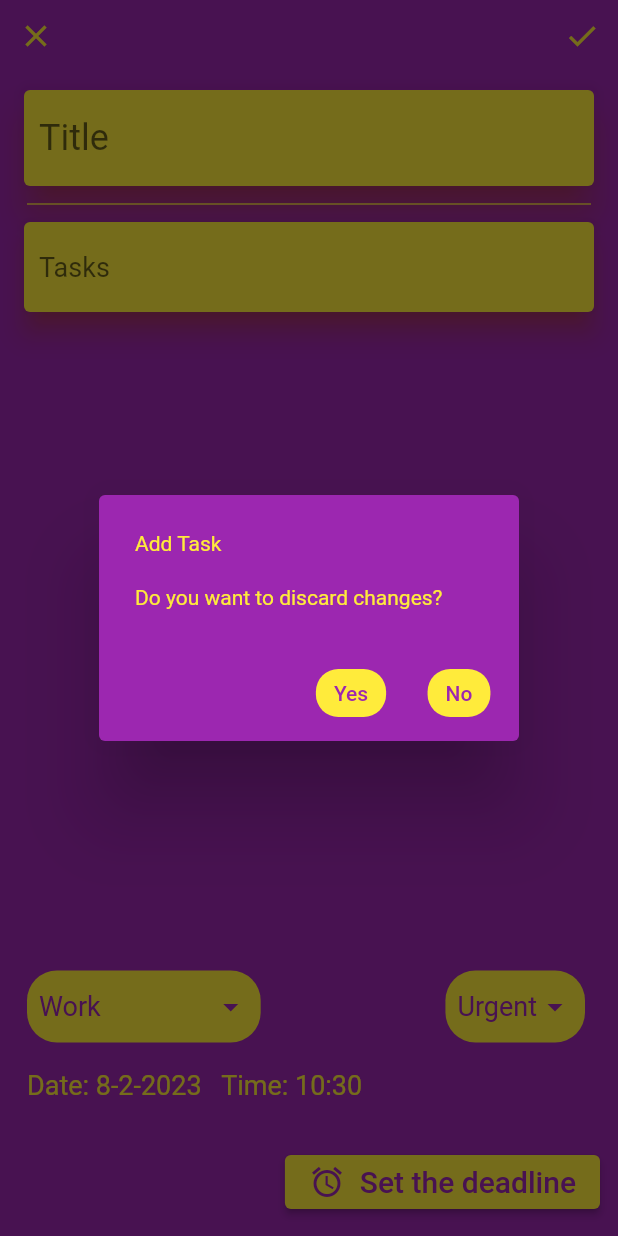
After one commit to SainiJapneet/TaskManagementApp, a Flutter app: the AddPageSheet screen opened by its route, after a tap on the "close" icon, on a phone screen of 412 x 824 dp. The commit adds this screen. Run offline on Flutter 3.47's test engine with Material 2 defaults, Android fonts, the phone set to English and light mode, and no system bars; missing offline and left inert: logo_n_spinner.

Commit message:
added New Task Screens

```diff
--- a/lib/constants/Routes.dart
+++ b/lib/constants/Routes.dart
@@ -1,4 +1,5 @@
 class Routes {
+  static const String addTaskScreen = "/addtaskscreen";
   static const String homeScreen = "/homescreen";
   static const String loginScreen = "/loginscreen";
   static const String onBoardingScreen1 = "/onboarding1";
--- /dev/null
+++ b/lib/floatingActionButton/add_page_sheet.dart
@@ -0,0 +1,39 @@
+import 'package:task_management_app/floatingActionButton/add_task.dart';
+import 'package:task_management_app/floatingActionButton/date_and_time.dart';
+import 'package:task_management_app/floatingActionButton/save_and_discard.dart';
+import 'package:task_management_app/floatingActionButton/task_title.dart';
+import 'package:task_management_app/floatingActionButton/type_and_priority.dart';
+import 'package:flutter/material.dart';
+import 'package:task_management_app/floatingActionButton/save_and_discard.dart';
+import 'package:task_management_app/floatingActionButton/task_title.dart';
+
+class AddPageSheet extends StatelessWidget {
+  const AddPageSheet({super.key});
+
+  @override
+  Widget build(BuildContext context) {
+    return Scaffold(
+      body: SafeArea(
+        child: Container(
+          color: Colors.purple,
+          width: MediaQuery.of(context).size.width,
+          height: MediaQuery.of(context).size.height,
+          child: Column(children: const [
+            SaveAndDiscard(),
+            TaskTitle(),
+            Padding(
+              padding: EdgeInsets.symmetric(horizontal: 18.0),
+              child: Divider(
+                color: Colors.yellow,
+                thickness: 0.9,
+              ),
+            ),
+            AddTask(),
+            TypeAndPriority(),
+            DateAndTime()
+          ]),
+        ),
+      ),
+    );
+  }
+}
--- /dev/null
+++ b/lib/floatingActionButton/add_task.dart
@@ -0,0 +1,61 @@
+import 'package:flutter/material.dart';
+
+class AddTask extends StatefulWidget {
+  const AddTask({super.key});
+
+  @override
+  State<AddTask> createState() => _AddTaskState();
+}
+
+class _AddTaskState extends State<AddTask> {
+  var _addTaskController;
+
+  @override
+  void initState() {
+    super.initState();
+    _addTaskController = TextEditingController();
+  }
+
+  @override
+  void dispose() {
+    _addTaskController.dispose();
+    super.dispose();
+  }
+
+  @override
+  Widget build(BuildContext context) {
+    return Flexible(
+      child: Padding(
+        padding: const EdgeInsets.only(right: 12.0, left: 12.0, bottom: 4.0),
+        child: SizedBox(
+          width: MediaQuery.of(context).size.width,
+          height: MediaQuery.of(context).size.height,
+          child: SingleChildScrollView(
+            scrollDirection: Axis.vertical,
+            child: Card(
+              elevation: 7.0,
+              color: Colors.yellow,
+              shadowColor: Colors.deepOrange,
+              child: Padding(
+                padding:
+                    const EdgeInsets.symmetric(horizontal: 10.0, vertical: 6.0),
+                child: TextField(
+                  controller: _addTaskController,
+                  keyboardType: TextInputType.multiline,
+                  maxLines: null,
+                  decoration: const InputDecoration(
+                    hintText: 'Tasks',
+                    border: InputBorder.none,
+                  ),
+                  style: const TextStyle(
+                    fontSize: 18,
+                  ),
+                ),
+              ),
+            ),
+          ),
+        ),
+      ),
+    );
+  }
+}
--- /dev/null
+++ b/lib/floatingActionButton/date_and_time.dart
@@ -0,0 +1,139 @@
+import 'package:flutter/material.dart';
+
+class DateAndTime extends StatefulWidget {
+  const DateAndTime({super.key});
+
+  @override
+  State<DateAndTime> createState() => _DateAndTimeState();
+}
+
+class _DateAndTimeState extends State<DateAndTime> {
+  //create datetime variable
+  DateTime dateTime = DateTime.now();
+
+  @override
+  Widget build(BuildContext context) {
+    final hours = dateTime.hour.toString().padLeft(2, '0');
+    final minutes = dateTime.minute.toString().padLeft(2, '0');
+
+    return Column(
+      children: [
+        /*Padding(
+              padding:
+                  const EdgeInsets.only(left: 12.0, right: 12.0, bottom: 4.0),
+              child: SizedBox(
+                child: Text(
+                  'Deadline',
+                  style: TextStyle(
+                    fontSize: 20.0,
+                    fontWeight: FontWeight.bold,
+                  ),
+                ),
+              ),
+            ),*/
+
+        Align(
+          alignment: Alignment.centerLeft,
+          child: Padding(
+            padding:
+                const EdgeInsets.only(left: 18.0, right: 18.0, bottom: 18.0),
+            child: SizedBox(
+              child: Text(
+                'Date: ${dateTime.day}-${dateTime.month}-${dateTime.year}   Time: $hours:$minutes',
+                style: const TextStyle(fontSize: 18.0, color: Colors.yellow),
+              ),
+            ),
+          ),
+        ),
+        Align(
+            alignment: Alignment.bottomRight,
+            child: Padding(
+              padding: const EdgeInsets.all(12.0),
+              child: ElevatedButton(
+                onPressed: pickDateTime,
+                style: ButtonStyle(
+                    backgroundColor: MaterialStateProperty.all(Colors.yellow)),
+                child: IntrinsicWidth(
+                  child: Row(
+                    mainAxisAlignment: MainAxisAlignment.end,
+                    children: const [
+                      Icon(
+                        Icons.alarm,
+                        color: Colors.purple,
+                      ),
+                      Text(
+                        '  Set the deadline',
+                        style: TextStyle(fontSize: 20.0, color: Colors.purple),
+                      )
+                    ],
+                  ),
+                ),
+              ),
+            )),
+      ],
+    );
+  }
+
+  Future pickDateTime() async {
+    DateTime? date = await pickDate();
+    if (date == null) return; //pressed 'Cancel'
+
+    TimeOfDay? time = await pickTime();
+    if (time == null) return; //pressed 'Cancel'
+
+    final dateTime = DateTime(
+      date.year,
+      date.month,
+      date.day,
+      time.hour,
+      time.minute,
+    );
+    setState(() {
+      this.dateTime = dateTime;
+    });
+  }
+
+  Future<DateTime?> pickDate() => showDatePicker(
+      context: context,
+      initialDate: DateTime.now(),
+      firstDate: DateTime.now(),
+      lastDate: DateTime(2100),
+      builder: (context, child) {
+        return Theme(
+          data: Theme.of(context).copyWith(
+            colorScheme: const ColorScheme.light(
+              primary: Colors.purple, // header background color
+              onPrimary: Colors.yellow, // header text color
+              onSurface: Colors.purple, // body text color
+            ),
+            textButtonTheme: TextButtonThemeData(
+              style: TextButton.styleFrom(
+                foregroundColor: Colors.purple, // button text color
+              ),
+            ),
+          ),
+          child: child!,
+        );
+      });
+
+  Future<TimeOfDay?> pickTime() => showTimePicker(
+      context: context,
+      initialTime: const TimeOfDay(hour: 00, minute: 00),
+      builder: (context, child) {
+        return Theme(
+          data: Theme.of(context).copyWith(
+            colorScheme: const ColorScheme.light(
+              primary: Colors.purple, // header background color
+              onPrimary: Colors.yellow, // header text color
+              onSurface: Colors.purple, // body text color
+            ),
+            textButtonTheme: TextButtonThemeData(
+              style: TextButton.styleFrom(
+                foregroundColor: Colors.purple, // button text color
+              ),
+            ),
+          ),
+          child: child!,
+        );
+      });
+}
--- /dev/null
+++ b/lib/floatingActionButton/save_and_discard.dart
@@ -0,0 +1,69 @@
+import 'package:flutter/material.dart';
+
+class SaveAndDiscard extends StatelessWidget {
+  const SaveAndDiscard({super.key});
+
+  @override
+  Widget build(BuildContext context) {
+    return Row(
+      mainAxisAlignment: MainAxisAlignment.spaceBetween,
+      children: [
+        //For close icon
+        IconButton(
+          icon: const Icon(Icons.close),
+          color: Colors.yellow,
+          onPressed: () =>
+              {dialogBox(context, "Do you want to discard changes?")},
+        ),
+
+        //For check icon
+        IconButton(
+          icon: const Icon(Icons.check),
+          color: Colors.yellow,
+          onPressed: () => {dialogBox(context, "Do you want to save changes?")},
+        ),
+      ],
+    );
+  }
+
+  Future<dynamic> dialogBox(BuildContext context, String contentMessage) {
+    return showDialog(
+        context: context,
+        builder: (ctx) => AlertDialog(
+              backgroundColor: Colors.purple,
+              title: const Text(
+                'Add Task',
+              ),
+              titleTextStyle: const TextStyle(color: Colors.yellow),
+              content: Text(contentMessage),
+              contentTextStyle: const TextStyle(color: Colors.yellow),
+              actions: <Widget>[
+                actionButtons(ctx, "Yes"),
+                actionButtons(ctx, "No")
+              ],
+            ));
+  }
+
+  TextButton actionButtons(BuildContext ctx, String buttonMessage) {
+    return TextButton(
+        onPressed: () {
+          if (buttonMessage == "Yes") {
+            Navigator.popUntil(ctx, ModalRoute.withName('/')); //Route Line
+          }
+          if (buttonMessage == "No") {
+            Navigator.pop(ctx);
+          }
+        },
+        child: Container(
+          decoration: const BoxDecoration(
+            borderRadius: BorderRadius.all(Radius.circular(15.0)),
+            color: Colors.yellow,
+          ),
+          padding: const EdgeInsets.symmetric(horizontal: 12.0, vertical: 8.0),
+          child: Text(
+            buttonMessage,
+            style: const TextStyle(color: Colors.purple),
+          ),
+        ));
+  }
+}
--- /dev/null
+++ b/lib/floatingActionButton/task_title.dart
@@ -0,0 +1,50 @@
+import 'package:flutter/material.dart';
+
+class TaskTitle extends StatefulWidget {
+  const TaskTitle({super.key});
+
+  @override
+  State<TaskTitle> createState() => _TaskTitleState();
+}
+
+class _TaskTitleState extends State<TaskTitle> {
+  var _taskTitleController;
+
+  @override
+  void initState() {
+    super.initState();
+    _taskTitleController = TextEditingController();
+  }
+
+  @override
+  void dispose() {
+    _taskTitleController.dispose();
+    super.dispose();
+  }
+
+  @override
+  Widget build(BuildContext context) {
+    return Padding(
+      padding: const EdgeInsets.only(right: 12.0, left: 12.0, top: 8.0),
+      child: Card(
+        elevation: 10.0,
+        color: Colors.yellow,
+        shadowColor: Colors.deepOrange,
+        child: Padding(
+          padding: const EdgeInsets.symmetric(horizontal: 10.0, vertical: 6.0),
+          child: TextField(
+            controller: _taskTitleController,
+            maxLines: 1,
+            decoration: const InputDecoration(
+              hintText: 'Title',
+              border: InputBorder.none,
+            ),
+            style: const TextStyle(
+              fontSize: 24.0,
+            ),
+          ),
+        ),
+      ),
+    );
+  }
+}
--- /dev/null
+++ b/lib/floatingActionButton/type_and_priority.dart
@@ -0,0 +1,63 @@
+import 'package:flutter/material.dart';
+
+class TypeAndPriority extends StatefulWidget {
+  const TypeAndPriority({super.key});
+
+  @override
+  State<TypeAndPriority> createState() => _TypeAndPriorityState();
+}
+
+class _TypeAndPriorityState extends State<TypeAndPriority> {
+  String typeValue = "Work";
+  List<String> typeList = ['Work', 'Personal', 'Miscellaneous'];
+  String priorityValue = "Urgent";
+  List<String> priorityList = ['Urgent', 'Fast', 'Cool'];
+
+  @override
+  Widget build(BuildContext context) {
+    return Row(
+      mainAxisAlignment: MainAxisAlignment.spaceBetween,
+      children: [
+        dropDown(typeValue, typeList, "Type"),
+        dropDown(priorityValue, priorityList, "Priority")
+      ],
+    );
+  }
+
+  dropDown(String dropDownValue, List<String> dropDownList, String dropDown) {
+    return Container(
+      margin:
+          const EdgeInsets.only(top: 18.0, bottom: 18.0, left: 18, right: 22.0),
+      padding: const EdgeInsets.symmetric(horizontal: 8.0),
+      decoration: const BoxDecoration(
+          color: Colors.yellow,
+          borderRadius: BorderRadius.all(Radius.circular(20.0))),
+      child: DropdownButtonHideUnderline(
+        child: DropdownButton<String>(
+          value: dropDownValue,
+          dropdownColor: Colors.yellow,
+          iconDisabledColor: Colors.purple,
+          focusColor: Colors.yellow,
+          iconEnabledColor: Colors.purple,
+          items: dropDownList.map<DropdownMenuItem<String>>((String value) {
+            return DropdownMenuItem<String>(
+              value: value,
+              child: Text(value,
+                  style: const TextStyle(fontSize: 18, color: Colors.purple)),
+            );
+          }).toList(),
+          onChanged: (String? newValue) {
+            setState(() {
+              if (dropDown == "Type") {
+                typeValue = newValue!;
+              }
+              if (dropDown == "Priority") {
+                priorityValue = newValue!;
+              }
+            });
+          },
+        ),
+      ),
+    );
+  }
+}
--- a/lib/main.dart
+++ b/lib/main.dart
@@ -1,5 +1,7 @@
 import 'package:flutter/material.dart';
 import 'package:task_management_app/constants/Routes.dart';
+import 'package:task_management_app/floatingActionButton/add_page_sheet.dart';
+import 'package:task_management_app/screens/AddTask.dart';
 import 'package:task_management_app/screens/HomeScreen.dart';
 import 'package:task_management_app/screens/LogInScreen.dart';
 import 'package:task_management_app/screens/SignUpScreen.dart';
@@ -19,6 +21,7 @@ class MyApp extends StatelessWidget {
       debugShowCheckedModeBanner: false,
       home: SplashScreen(),
       routes: {
+        Routes.addTaskScreen: (context) => AddPageSheet(),
         Routes.homeScreen: (context) => HomeScreen(),
         Routes.loginScreen: (context) => LoginScreen(),
         Routes.onBoardingScreen1: (context) => OnBoardingScreen1(),
--- /dev/null
+++ b/lib/screens/AddTask.dart
@@ -0,0 +1,38 @@
+import 'package:flutter/cupertino.dart';
+import 'package:flutter/material.dart';
+import 'package:task_management_app/main.dart';
+
+class AddTaskScreen extends StatefulWidget {
+  @override
+  State<StatefulWidget> createState() {
+    // TODO: implement createState
+    return MyAddTaskScreen();
+  }
+}
+
+class MyAddTaskScreen extends State<StatefulWidget> {
+  final formKey = GlobalKey();
+  Widget build(BuildContext context) {
+    return MaterialApp(
+      home: Scaffold(
+        body: SafeArea(
+            child: Center(
+                child: Form(
+                    key: formKey,
+                    child: Column(
+                      crossAxisAlignment: CrossAxisAlignment.start,
+                      children: [
+                        TextFormField(
+                          validator: (value) {
+                            if (value == null || value.isEmpty) {
+                              return "Enter some text";
+                            }
+                            return null;
+                          },
+                        )
+                      ],
+                    )))),
+      ),
+    );
+  }
+}
--- a/lib/screens/HomeScreen.dart
+++ b/lib/screens/HomeScreen.dart
@@ -20,7 +20,7 @@ class MyHomeScreen extends State<StatefulWidget> {
         Navigator.popAndPushNamed(context, "/homescreen");
         break;
       case 1:
-        print("Adding a new task");
+        Navigator.pushNamed(context, "/addtaskscreen");
         break;
       case 2:
         Navigator.popAndPushNamed(context, "/loginscreen");
```
